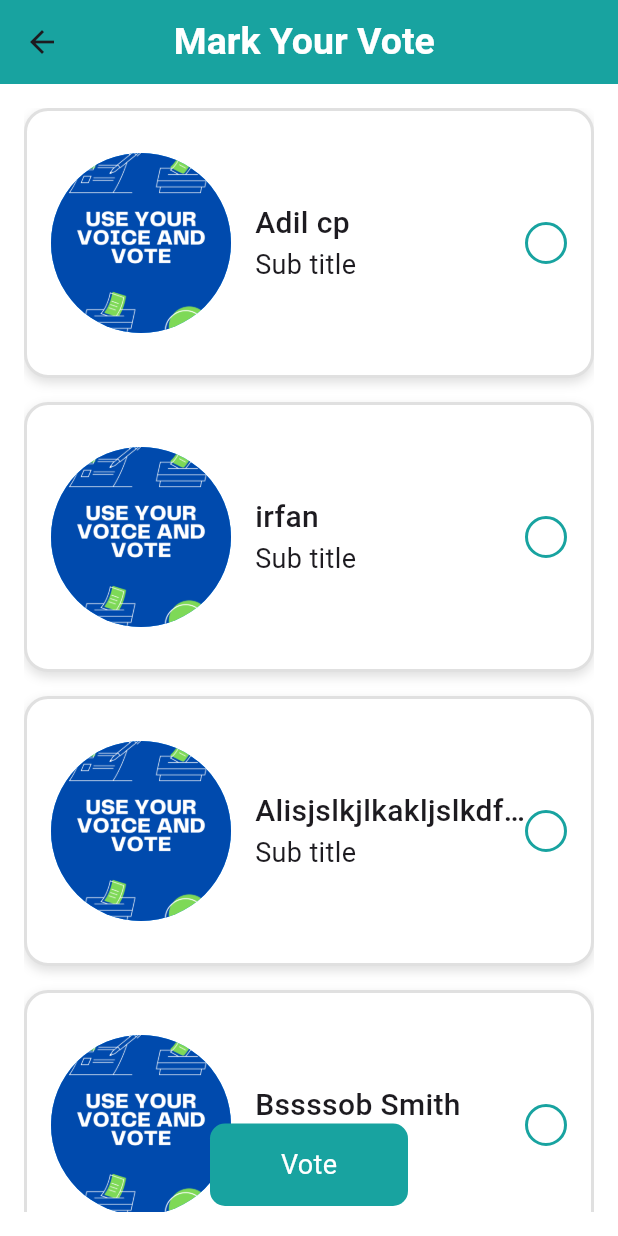
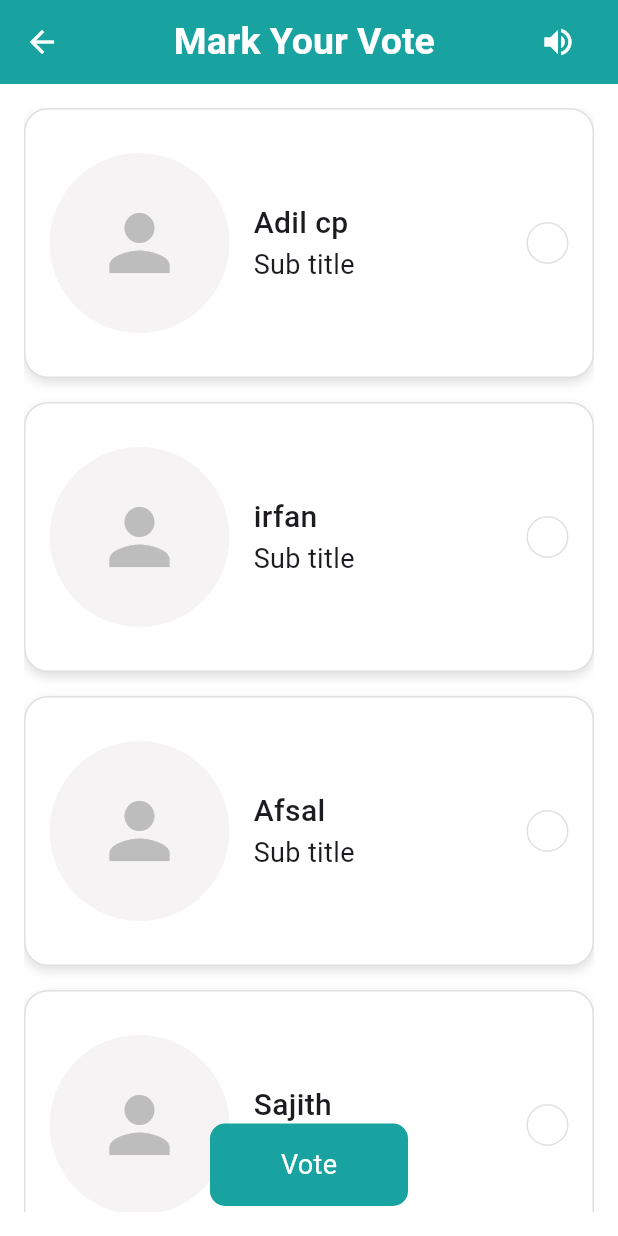
Before and after one commit to Adilcpgithub/vote_nova, a Flutter app: the VotePage screen opened directly, on a phone screen of 412 x 824 dp. Run offline on Flutter 3.47's test engine with Material 3 defaults, Android fonts, the light colour scheme and no system bars; our stand-ins replace audioplayers, image_picker, loading_animation_widget.

Commit message:
fix(ui): mute button added for vote sound and its all workings

```diff
--- a/lib/views/candidate/add_candidate_page.dart
+++ b/lib/views/candidate/add_candidate_page.dart
@@ -61,6 +61,12 @@ class _AddCandidatePageState extends State<AddCandidatePage> {
           ),
         ),
         centerTitle: true,
+        leading: IconButton(
+          icon: Icon(Icons.arrow_back, color: AppColors.textColor),
+          onPressed: () {
+            Navigator.pop(context);
+          },
+        ),
       ),
       body: SafeArea(
         child: SingleChildScrollView(
--- a/lib/views/candidate/edit_candidate.dart
+++ b/lib/views/candidate/edit_candidate.dart
@@ -28,6 +28,12 @@ class _EditCandidateState extends State<EditCandidate> {
           ),
         ),
         centerTitle: true,
+        leading: IconButton(
+          icon: Icon(Icons.arrow_back, color: AppColors.textColor),
+          onPressed: () {
+            Navigator.pop(context);
+          },
+        ),
       ),
       body: SafeArea(
         child: SingleChildScrollView(
--- a/lib/views/home/vote_and_result_page.dart
+++ b/lib/views/home/vote_and_result_page.dart
@@ -66,17 +66,17 @@ class StartvoteShowresultPage extends StatelessWidget {
                                 name: "Alice",
                                 votes: 143,
 
-                                imagePath: "asset/splash_image.png",
+                                imagePath: "assets/splash_image.png",
                               ),
                               CandidateResult(
                                 name: "Bob",
                                 votes: 82,
-                                imagePath: "asset/splash_image.png",
+                                imagePath: "assets/splash_image.png",
                               ),
                               CandidateResult(
                                 name: "Charlie",
                                 votes: 45,
-                                imagePath: "asset/splash_image.png",
+                                imagePath: "assets/splash_image.png",
                               ),
                             ],
                           ),
--- a/lib/views/result/result_page.dart
+++ b/lib/views/result/result_page.dart
@@ -26,6 +26,12 @@ class ResultsPage extends StatelessWidget {
           ),
         ),
         centerTitle: true,
+        leading: IconButton(
+          icon: Icon(Icons.arrow_back, color: AppColors.textColor),
+          onPressed: () {
+            Navigator.pop(context);
+          },
+        ),
       ),
       body: Padding(
         padding: const EdgeInsets.all(16),
--- a/lib/views/vote/vote_page.dart
+++ b/lib/views/vote/vote_page.dart
@@ -14,42 +14,31 @@ class VotePage extends StatefulWidget {
 }
 
 class _VotePageState extends State<VotePage> {
+  bool isMuted = false;
   int? selectedCandidate;
 
   final candidates = [
     {'name': 'Adil cp'},
     {'name': 'irfan'},
-    {
-      'name':
-          'Alisjslkjlkakljslkdfjalkjfdflsdjflkwjelkasdghhlhlkhlkdjlkfjslkddjfosjlksjlkajlkce Johnson',
-    },
-    {'name': 'Bssssob Smith'},
-    {
-      'name':
-          'Alisjslkjlkakljslkdfjalkjfdflsdjflkwjelkasdghhlhlkhlkdjlkfjslkddjfosjlksjlkajlkce Johnson',
-    },
-    {'name': 'Bssssob Smith'},
-    {
-      'name':
-          'Alisjslkjlkakljslkdfjalkjfdflsdjflkwjelkasdghhlhlkhlkdjlkfjslkddjfosjlksjlkajlkce Johnson',
-    },
-    {'name': 'Bssssob Smith'},
-    {
-      'name':
-          'Alisjslkjlkakljslkdfjalkjfdflsdjflkwjelkasdghhlhlkhlkdjlkfjslkddjfosjlksjlkajlkce Johnson',
-    },
-    {'name': 'Bssssob Smith'},
+    {'name': 'Afsal'},
+    {'name': 'Sajith'},
+    {'name': 'Shameer'},
+    {'name': 'Shan'},
+    {'name': 'Shanil'},
+    {'name': 'Shanil'},
   ];
   final AudioPlayer player = AudioPlayer();
   Future<void> playBeebSound() async {
     log("Playing beep sound");
-    await player.play(AssetSource('asset/beep_sound.mp3'));
+    //! Check if the sound is muted
+    if (!isMuted) await player.play(AssetSource('asset/beep_sound.mp3'));
   }
 
   @override
   Widget build(BuildContext context) {
     return Scaffold(
       backgroundColor: AppColors.textColor,
+
       appBar: AppBar(
         backgroundColor: AppColors.primayColor,
         title: Text(
@@ -62,6 +51,28 @@ class _VotePageState extends State<VotePage> {
         ),
         centerTitle: true,
         automaticallyImplyLeading: true,
+        leading: IconButton(
+          icon: Icon(Icons.arrow_back, color: AppColors.textColor),
+          onPressed: () {
+            Navigator.pop(context);
+          },
+        ),
+        actions: [
+          Padding(
+            padding: const EdgeInsets.only(right: 16.0),
+            child: IconButton(
+              icon: Icon(
+                isMuted ? Icons.volume_off : Icons.volume_up,
+                color: AppColors.textColor,
+              ),
+              onPressed: () {
+                setState(() {
+                  isMuted = !isMuted;
+                });
+              },
+            ),
+          ),
+        ],
       ),
       body: Stack(
         children: [
@@ -96,7 +107,7 @@ class _VotePageState extends State<VotePage> {
                                     isSelected
                                         ? AppColors.primayColor
                                         : Colors.grey.shade300,
-                                width: 2,
+                                width: 1,
                               ),
                               borderRadius: BorderRadius.circular(16),
                               boxShadow: [
@@ -111,10 +122,20 @@ class _VotePageState extends State<VotePage> {
                               children: [
                                 CircleAvatar(
                                   radius: 60,
-                                  backgroundColor: Colors.blue,
+                                  backgroundColor: const Color.fromARGB(
+                                    255,
+                                    245,
+                                    243,
+                                    243,
+                                  ),
                                   foregroundColor: Colors.white,
-                                  backgroundImage: AssetImage(
-                                    'assets/splash_image.png',
+                                  // backgroundImage: AssetImage(
+                                  //   'assets/splash_image.png',
+                                  // ),
+                                  child: Icon(
+                                    Icons.person,
+                                    size: 60,
+                                    color: Colors.grey.shade400,
                                   ),
                                 ),
                                 SizedBox(width: 16),
@@ -152,13 +173,18 @@ class _VotePageState extends State<VotePage> {
                                   decoration: BoxDecoration(
                                     shape: BoxShape.circle,
                                     border: Border.all(
-                                      color: AppColors.primayColor,
-                                      width: 2,
+                                      color: Colors.grey.shade300,
+                                      width: 1,
                                     ),
                                     color:
                                         isSelected
                                             ? AppColors.primayColor
-                                            : Colors.transparent,
+                                            : const Color.fromARGB(
+                                              0,
+                                              183,
+                                              18,
+                                              18,
+                                            ),
                                   ),
                                   child:
                                       isSelected
```
